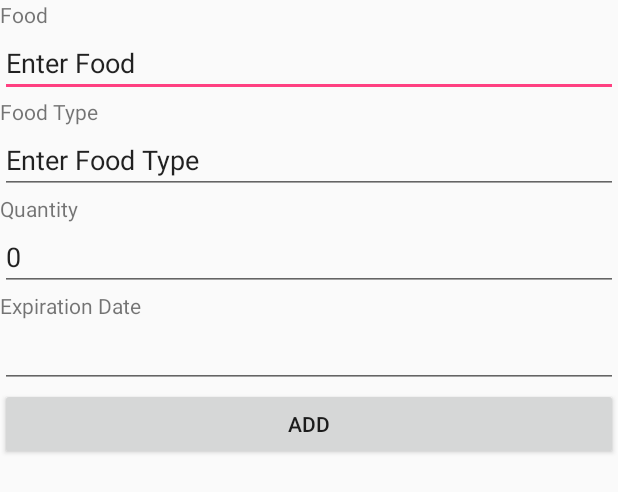
After one commit to teeganduong/eXpire, an Android app: the layout add_item_dial.xml on its own in the app's theme, with its tools: preview values and no code run, on a phone screen of 412 x 824 dp. The commit adds this screen. Shown: the top 492 px of the screen. Run offline under Robolectric (Android 15) with nearby library versions, the phone set to English and light mode, and no system bars.

Commit message:
- Refactored to more closely fit domain - Added custom dialog for adding items

```diff
--- /dev/null
+++ b/TestApp/app/src/main/res/layout/add_item_dial.xml
@@ -0,0 +1,73 @@
+<?xml version="1.0" encoding="utf-8"?>
+<LinearLayout xmlns:android="http://schemas.android.com/apk/res/android"
+    xmlns:tools="http://schemas.android.com/tools"
+    android:layout_width="match_parent"
+    android:layout_height="match_parent">
+
+    <LinearLayout
+        android:layout_width="match_parent"
+        android:layout_height="match_parent"
+        android:layout_weight="1"
+        android:orientation="vertical">
+
+        <TextView
+            android:id="@+id/FoodTitle"
+            android:layout_width="match_parent"
+            android:layout_height="wrap_content"
+            android:text="Food"
+            tools:text="Food" />
+
+        <EditText
+            android:layout_width="match_parent"
+            android:layout_height="wrap_content"
+            android:ems="10"
+            android:inputType="text"
+            android:text="Enter Food" />
+
+        <TextView
+            android:id="@+id/FoodTypeTitle"
+            android:layout_width="match_parent"
+            android:layout_height="wrap_content"
+            android:text="Food Type" />
+
+        <EditText
+            android:layout_width="match_parent"
+            android:layout_height="wrap_content"
+            android:ems="10"
+            android:inputType="text"
+            android:text="Enter Food Type" />
+
+        <TextView
+            android:id="@+id/QuantityTitle"
+            android:layout_width="match_parent"
+            android:layout_height="wrap_content"
+            android:text="Quantity" />
+
+        <EditText
+            android:id="@+id/Quantity"
+            android:layout_width="match_parent"
+            android:layout_height="wrap_content"
+            android:ems="10"
+            android:inputType="number"
+            android:text="0" />
+
+        <TextView
+            android:id="@+id/DateTitle"
+            android:layout_width="match_parent"
+            android:layout_height="wrap_content"
+            android:text="Expiration Date" />
+
+        <EditText
+            android:layout_width="match_parent"
+            android:layout_height="wrap_content"
+            android:ems="10"
+            android:inputType="date" />
+
+        <Button
+            android:id="@+id/button2"
+            android:layout_width="match_parent"
+            android:layout_height="wrap_content"
+            android:text="Add" />
+    </LinearLayout>
+
+</LinearLayout>
--- a/TestApp/app/src/main/res/layout/item_todo.xml
+++ b/TestApp/app/src/main/res/layout/item_todo.xml
@@ -5,7 +5,7 @@
     android:layout_gravity="center_vertical">
 
     <TextView
-        android:id="@+id/task_title"
+        android:id="@+id/item_title"
         android:layout_width="wrap_content"
         android:layout_height="wrap_content"
         android:layout_alignParentLeft="true"
@@ -14,7 +14,7 @@
         android:textSize="20sp" />
 
     <Button
-        android:id="@+id/task_delete"
+        android:id="@+id/item_delete"
         android:layout_width="wrap_content"
         android:layout_height="wrap_content"
         android:layout_alignParentEnd="true"
--- a/TestApp/app/src/main/res/menu/main_menu.xml
+++ b/TestApp/app/src/main/res/menu/main_menu.xml
@@ -2,8 +2,8 @@
 <menu xmlns:android="http://schemas.android.com/apk/res/android"
     xmlns:app="http://schemas.android.com/apk/res-auto">
     <item
-        android:id="@+id/action_add_task"
+        android:id="@+id/action_add_item"
         android:icon="@android:drawable/ic_menu_add"
-        android:title="Add Task"
+        android:title="Add Item"
         app:showAsAction="always" />
 </menu>
--- a/TestApp/app/src/main/res/values/strings.xml
+++ b/TestApp/app/src/main/res/values/strings.xml
@@ -1,3 +1,5 @@
 <resources>
     <string name="app_name">Test App</string>
+    <string name="add">Add</string>
+    <string name="cancel">Cancel</string>
 </resources>
```
Also changed, not shown: TestApp/app/src/main/java/expire/testapp/AddItemDialogFragment.java (added, +40 -0 lines), TestApp/app/src/main/java/expire/testapp/MainActivity.java (+49 -38 lines), TestApp/app/src/main/java/expire/testapp/db/FoodItemContract.java (added, +22 -0 lines), TestApp/app/src/main/java/expire/testapp/db/FoodItemDbHelper.java (added, +36 -0 lines), TestApp/app/src/main/java/expire/testapp/db/TaskContract.java (deleted, +0 -18 lines), TestApp/app/src/main/java/expire/testapp/db/TaskDbHelper.java (deleted, +0 -32 lines).
